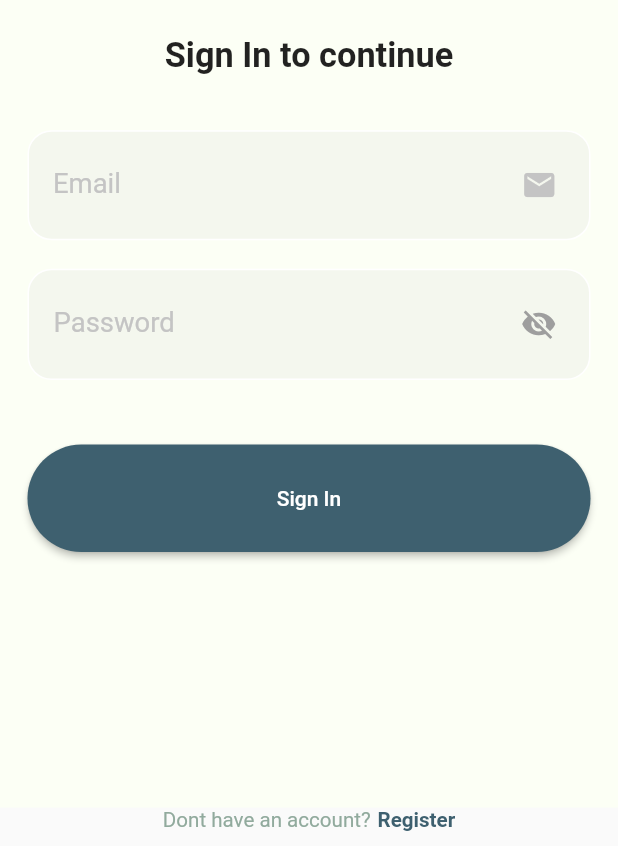
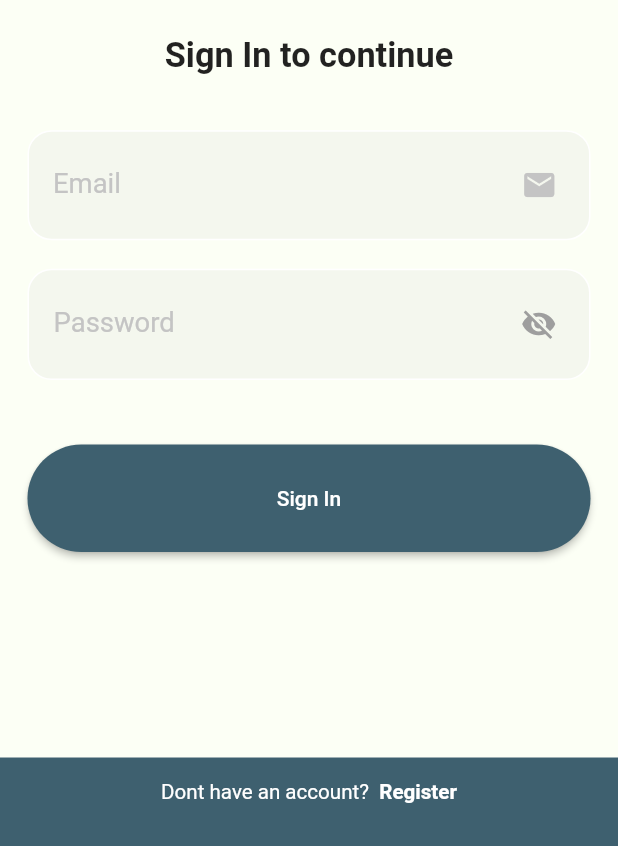
Before and after one commit to malhartrivedi/Edu, a Flutter app: the screen it shows after launch, on a phone screen of 412 x 824 dp, the part 390-1236 px from its top. Run offline on Flutter 3.47's test engine with Material 2 defaults, Android fonts, the light colour scheme and no system bars; our stand-ins replace cloud_firestore, firebase_auth, firebase_core, flutter_screenutil; accounts and stored records are empty; statements that could not run were skipped.

Commit message:
1. Login and Registration code updated 2. Exception added to handle errors

```diff
--- a/lib/main.dart
+++ b/lib/main.dart
@@ -1,5 +1,8 @@
 import 'package:admin/utils/constants.dart';
+import 'package:admin/views/dashboard_page.dart';
+import 'package:admin/views/login_page.dart';
 import 'package:admin/views/splash_page.dart';
+import 'package:firebase_auth/firebase_auth.dart';
 import 'package:firebase_core/firebase_core.dart';
 import 'package:flutter/material.dart';
 import 'package:flutter_screenutil/flutter_screenutil.dart';
@@ -12,6 +15,10 @@ void main() async {
 
 class MyApp extends StatelessWidget {
   const MyApp({Key? key}) : super(key: key);
+
+  Future<bool> _waitForSplash() async {
+    return await Future.delayed(Duration(seconds: 3), () => true);
+  }
 
   @override
   Widget build(BuildContext context) {
@@ -32,6 +39,23 @@ class MyApp extends StatelessWidget {
           );
         },
         debugShowCheckedModeBanner: false,
-        home: const SplashPage(),
+        home: FutureBuilder(
+          initialData: null,
+          future: _waitForSplash(),
+          builder: (context, snapshot) {
+            if (!snapshot.hasData) {
+              return const SplashPage();
+            }
+            return StreamBuilder(
+              stream: FirebaseAuth.instance.authStateChanges(),
+              builder: (context, snapshot) {
+                if (snapshot.hasData) {
+                  return const DashBoardPage();
+                }
+                return const LoginPage();
+              },
+            );
+          },
+        ),
       );
 }
--- a/lib/utils/constants.dart
+++ b/lib/utils/constants.dart
@@ -33,9 +33,13 @@ class Constants {
   static String validName = 'Please Enter valid Name';
   static String validEmail = 'Please Enter valid Email';
   static String invalidEmail = 'Invalid email';
-  static String invalidPass = 'Invalid password';
+  static String invalidPassword = 'Invalid password';
   static String userNotFound = 'User Not Found';
   static String wrongPass = 'wrong-password';
   static String validPhone = 'Please Enter valid Phone Number';
   static String emailValidator =  r'^(([^<>()[\]\\.,;:\s@\"]+(\.[^<>()[\]\\.,;:\s@\"]+)*)|(\".+\"))@((\[[0-9]{1,3}\.[0-9]{1,3}\.[0-9]{1,3}\.[0-9]{1,3}\])|(([a-zA-Z\-0-9]+\.)+[a-zA-Z]{2,}))$';
+  static String networkIssue = 'Network Issue';
+  static String userNotExist = 'User not exist';
+  static String timeoutMessage = 'Timeout, Try again later.';
+  static String emailAlreadyRegistered = 'Email already registered';
 }
--- a/lib/views/login_page.dart
+++ b/lib/views/login_page.dart
@@ -1,11 +1,11 @@
+import 'package:admin/service/user_auth.dart';
 import 'package:admin/utils/app_asset_path.dart';
 import 'package:admin/utils/app_color.dart';
-import 'package:admin/utils/app_fonts.dart';
 import 'package:admin/utils/constants.dart';
-import 'package:admin/views/admin_Registration.dart';
-import 'package:admin/views/dashboard_page.dart';
+import 'package:admin/utils/global.dart';
+import 'package:admin/views/registration_page.dart';
 import 'package:admin/widgets/my_textstyle.dart';
-import 'package:firebase_auth/firebase_auth.dart';
+import 'package:cloud_firestore/cloud_firestore.dart';
 import 'package:flutter/cupertino.dart';
 import 'package:flutter/material.dart';
 import 'package:flutter_screenutil/flutter_screenutil.dart';
@@ -18,30 +18,26 @@ class LoginPage extends StatefulWidget {
 }
 
 class _LoginPageState extends State<LoginPage> {
+  final passwordController = TextEditingController();
+  final emailController = TextEditingController();
+  final formKey = GlobalKey<FormState>();
 
-  TextEditingController passwordController = TextEditingController();
-  TextEditingController emailController = TextEditingController();
-
-  String _password = '';
   bool _isVisible = false;
   bool emailFocus = false;
   bool passFocus = false;
 
-  final formKey = GlobalKey<FormState>();
+  String get email => emailController.value.text;
 
-  String get email => emailController.value.text;
   String get password => passwordController.value.text;
 
   @override
   Widget build(BuildContext context) {
     return Form(
       key: formKey,
-      child: SafeArea(
       child: Scaffold(
         backgroundColor: whiteOff,
         body: _getBody(),
         bottomSheet: _bottomRegister(),
-        ),
       ),
     );
   }
@@ -49,7 +45,7 @@ class _LoginPageState extends State<LoginPage> {
   _getBody() {
     return Center(
       child: SingleChildScrollView(
-        padding: EdgeInsets.symmetric(horizontal: 16.w,vertical: 24.h),
+        padding: EdgeInsets.symmetric(horizontal: 16.w, vertical: 24.h),
         child: Column(
           children: [
             _iconTextDisplay(),
@@ -110,8 +106,10 @@ class _LoginPageState extends State<LoginPage> {
               Icons.email,
               color: greyDark,
             ),
-            contentPadding:
-                EdgeInsets.symmetric(vertical: 6.h, horizontal: 6.w),
+            contentPadding: EdgeInsets.symmetric(
+              vertical: 6.h,
+              horizontal: 6.w,
+            ),
             focusedBorder: InputBorder.none,
             enabledBorder: InputBorder.none,
             labelText: Constants.email,
@@ -122,18 +120,14 @@ class _LoginPageState extends State<LoginPage> {
           validator: (email) {
             if (email!.isEmpty) {
               return Constants.enterEmail;
-            } else if (!RegExp(
-                Constants.emailValidator)
-                .hasMatch(email)) {
+            } else if (!RegExp(Constants.emailValidator).hasMatch(email)) {
               return Constants.validEmail;
             }
             return null;
           },
         ),
         onFocusChange: (email) {
-          setState(() {
-            emailFocus = email;
-          });
+          setState(() => emailFocus = email);
         },
       ),
     );
@@ -151,28 +145,21 @@ class _LoginPageState extends State<LoginPage> {
         child: TextFormField(
           controller: passwordController,
           obscureText: !_isVisible,
-          onChanged: (password) => _password = password,
           keyboardType: TextInputType.visiblePassword,
           style: h2TextStyle,
           decoration: InputDecoration(
             suffixIcon: IconButton(
                 onPressed: () {
-                setState(() {
-                  _isVisible = !_isVisible;
-                });
+                  setState(() => _isVisible = !_isVisible);
                 },
-              icon: _isVisible
-                  ? const Icon(
-                Icons.visibility,
-                color: Colors.black,
-              )
-                  : const Icon(
-                Icons.visibility_off,
-                color: Colors.grey,
+                icon: Icon(
+                  _isVisible ? Icons.visibility : Icons.visibility_off,
+                  color: _isVisible ? Colors.black : Colors.grey,
+                )),
+            contentPadding: EdgeInsets.symmetric(
+              vertical: 6.h,
+              horizontal: 6.w,
             ),
-            ),
-            contentPadding:
-                EdgeInsets.symmetric(vertical: 6.h, horizontal: 6.w),
             focusedBorder: InputBorder.none,
             enabledBorder: InputBorder.none,
             labelText: Constants.password,
@@ -190,9 +177,7 @@ class _LoginPageState extends State<LoginPage> {
           },
         ),
         onFocusChange: (pass) {
-          setState(() {
-            passFocus = pass;
-          });
+          setState(() => passFocus = pass);
         },
       ),
     );
@@ -205,7 +190,6 @@ class _LoginPageState extends State<LoginPage> {
           return;
         }
         _getOnPressed();
-        _clearField();
       },
       style: ElevatedButton.styleFrom(
         primary: blueDarkLight,
@@ -219,67 +203,51 @@ class _LoginPageState extends State<LoginPage> {
   }
 
   _bottomRegister() {
-    return Padding(
-      padding: EdgeInsets.only(bottom: 8.h),
+    return InkWell(
+      onTap: () {
+        Navigator.push(
+          context,
+          MaterialPageRoute(
+            builder: (context) => RegistrationPage(),
+          ),
+        );
+      },
+      child: Container(
+        color: blueDarkLight,
+        padding: EdgeInsets.only(bottom: 24.h, top: 12.h),
         child: Row(
           mainAxisAlignment: MainAxisAlignment.center,
           crossAxisAlignment: CrossAxisAlignment.end,
           children: [
             Text(
               Constants.donT,
-            style: h3TextStyle,
+              style: h3WhiteTextStyle,
             ),
-          SizedBox(width: 4.w),
-          InkWell(
-            onTap: () => Navigator.push(context,
-                MaterialPageRoute(builder: (context) => admin_Registration())),
-            child: Text(
+            SizedBox(width: 6.w),
+            Text(
               Constants.register,
-              style: h5TextStyle,
-            ),
+              style: h5WhiteTextStyle,
             ),
           ],
+        ),
       ),
     );
   }
 
-  _clearField(){
+  _clearField() {
     emailController.clear();
     passwordController.clear();
   }
 
   _getOnPressed() async {
     try {
-      print(email);
-      print(password);
-      UserCredential userCredential = await FirebaseAuth.instance
-          .signInWithEmailAndPassword(email: email, password: password);
-      print("++++++++");
-      Navigator.push(
-          context, MaterialPageRoute(builder: (context) => DashBoardPage()));
-    } on FirebaseAuthException catch (e) {
-      print(e.toString());
-      if (e.code == Constants.userNotFound) {
-        ScaffoldMessenger.of(context).showSnackBar(SnackBar(
-          margin: EdgeInsets.only(left: 120, right: 120, bottom: 20),
-          behavior: SnackBarBehavior.floating,
-          shape: StadiumBorder(),
-          backgroundColor: Colors.white,
-          content: Text(
-            Constants.userNotFound,
-            style: TextStyle(color: Colors.black),
-            textAlign: TextAlign.center,
-          ),
-        ));
-      } else if (e.code == Constants.wrongPass) {
-        ScaffoldMessenger.of(context).showSnackBar(SnackBar(
-            content: Text(Constants.invalidPass,
-                style: TextStyle(color: Colors.black),
-                textAlign: TextAlign.center)));
-      } else if (e.code == Constants.invalidEmail) {
-        ScaffoldMessenger.of(context)
-            .showSnackBar(SnackBar(content: Text(Constants.invalidEmail)));
+      await UserAuth().userSignIn(
+        email: email,
+        password: password,
+      );
+      _clearField();
+    } catch (e) {
+      Global.showSnackBar(context, e.toString());
     }
   }
 }
-}
--- a/lib/widgets/my_textstyle.dart
+++ b/lib/widgets/my_textstyle.dart
@@ -1,7 +1,7 @@
 import 'package:admin/utils/app_color.dart';
+import 'package:admin/utils/app_fonts.dart';
 import 'package:flutter/material.dart';
 import 'package:flutter_screenutil/flutter_screenutil.dart';
-import 'package:admin/utils/app_fonts.dart';
 
 final h1TextStyle = TextStyle(
   fontSize: 24.sp,
@@ -19,6 +19,11 @@ final h3TextStyle = TextStyle(
   color: greyGreenDark,
   fontSize: 12.sp,
 );
+final h3WhiteTextStyle = TextStyle(
+  color: white,
+  fontSize: 12.sp,
+);
+
 final h4TextStyle = TextStyle(
   fontWeight: fwSemiBold,
   fontSize: 20.sp,
@@ -28,3 +33,9 @@ final h5TextStyle = TextStyle(
   fontWeight: fwSemiBold,
   fontSize: 12.sp,
 );
+
+final h5WhiteTextStyle = TextStyle(
+  color: white,
+  fontWeight: fwSemiBold,
+  fontSize: 12.sp,
+);
```
Also changed, not shown: lib/model/user_data_model.dart (added, +50 -0 lines), lib/service/app_exception.dart (added, +27 -0 lines), lib/service/user_auth.dart (added, +62 -0 lines), lib/utils/global.dart (+20 -3 lines), lib/views/dashboard_page.dart (+12 -5 lines), lib/views/registration_page.dart (renamed from lib/views/admin_Registration.dart, +122 -110 lines), lib/views/splash_page.dart (+1 -24 lines), pubspec.lock, 2 other files. Lines whose indentation alone changed are shown as unchanged.
